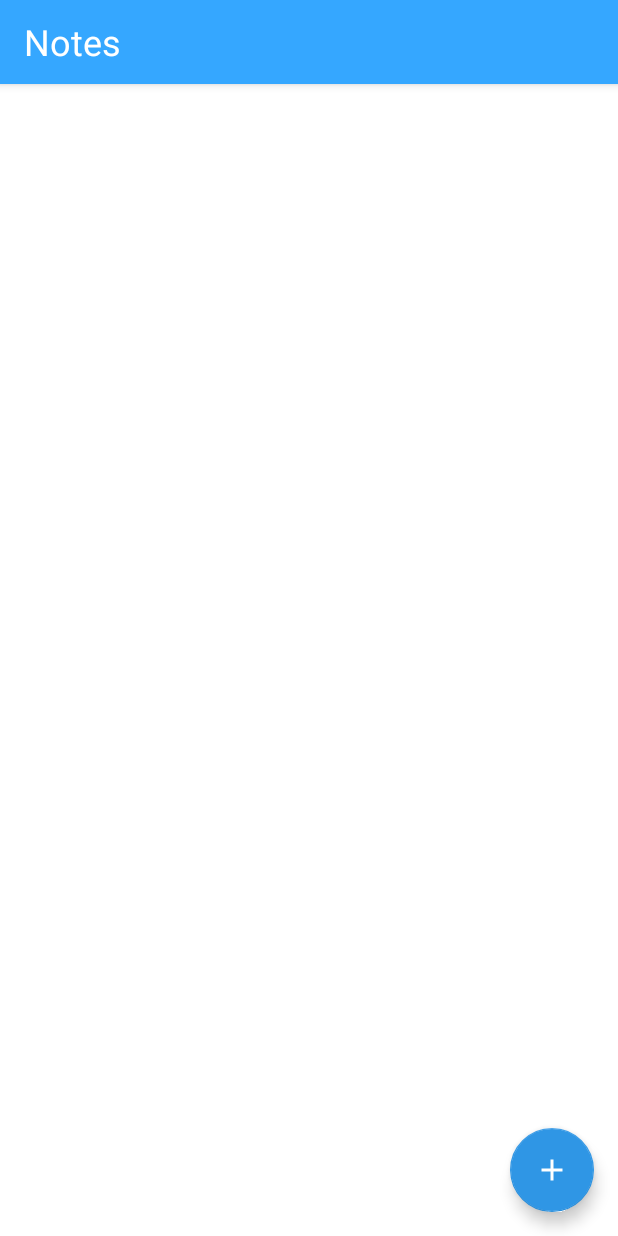
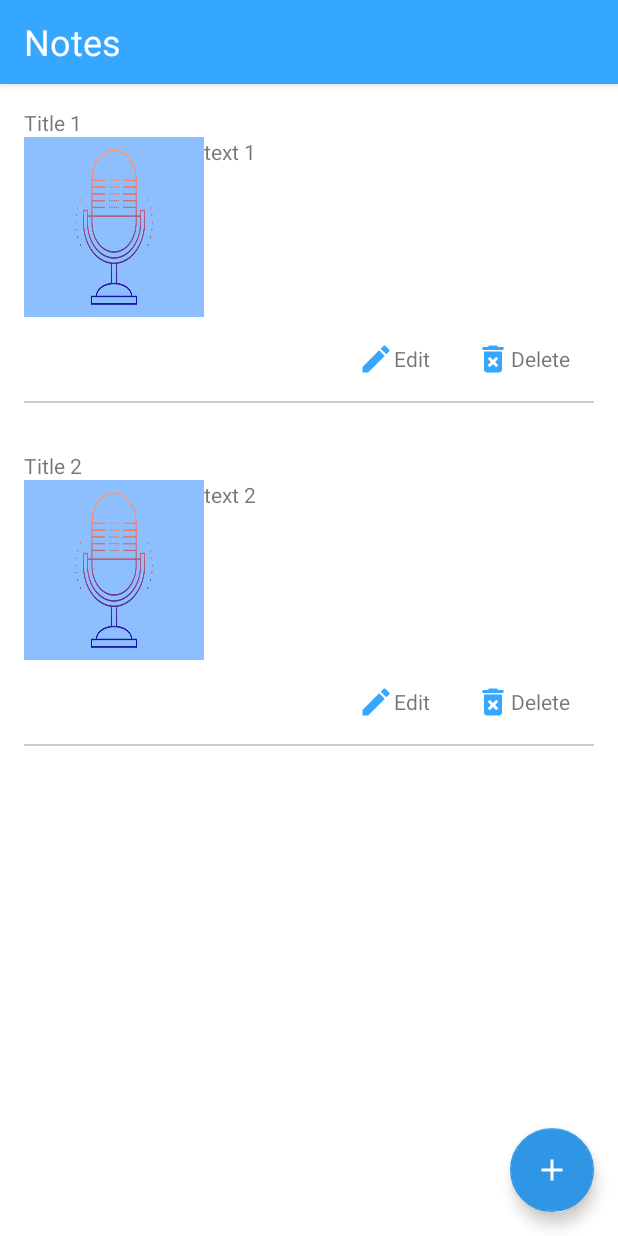
Before and after one commit to owuor91/mynotes, an Android app: the screen it shows after launch (MainActivity), on a phone screen of 412 x 824 dp. Run offline under Robolectric (Android 15) with nearby library versions, the phone set to English and light mode, and no system bars.

Commit message:
add recyclerview adapter

```diff
--- a/app/src/main/java/io/github/owuor91/notesapp/AddNoteActivity.java
+++ b/app/src/main/java/io/github/owuor91/notesapp/ui/AddNoteActivity.java
@@ -1,4 +1,4 @@
-package io.github.owuor91.notesapp;
+package io.github.owuor91.notesapp.ui;
 
 import android.content.Intent;
 import android.os.Bundle;
@@ -6,6 +6,7 @@ import android.support.v7.app.AppCompatActivity;
 import android.support.v7.widget.Toolbar;
 import android.view.View;
 import android.widget.TextView;
+import io.github.owuor91.notesapp.R;
 
 public class AddNoteActivity extends AppCompatActivity {
   TextView tvAddVoiceNote;
@@ -18,7 +19,7 @@ public class AddNoteActivity extends AppCompatActivity {
     getSupportActionBar().setDisplayHomeAsUpEnabled(true);
     getSupportActionBar().setDisplayShowTitleEnabled(false);
 
-    tvAddVoiceNote = (TextView) findViewById(R.id.tvAddVoiceNote);
+    tvAddVoiceNote = findViewById(R.id.tvAddVoiceNote);
     tvAddVoiceNote.setOnClickListener(new View.OnClickListener() {
       @Override public void onClick(View v) {
         startActivity(new Intent(getBaseContext(), RecordAudioActivity.class));
--- a/app/src/main/java/io/github/owuor91/notesapp/MainActivity.java
+++ b/app/src/main/java/io/github/owuor91/notesapp/ui/MainActivity.java
@@ -1,13 +1,20 @@
-package io.github.owuor91.notesapp;
+package io.github.owuor91.notesapp.ui;
 
 import android.content.Intent;
 import android.os.Bundle;
 import android.support.design.widget.FloatingActionButton;
 import android.support.v7.app.AppCompatActivity;
+import android.support.v7.widget.LinearLayoutManager;
+import android.support.v7.widget.RecyclerView;
 import android.support.v7.widget.Toolbar;
 import android.view.View;
+import io.github.owuor91.notesapp.R;
+import io.github.owuor91.notesapp.datamodels.Note;
+import java.util.ArrayList;
+import java.util.List;
 
 public class MainActivity extends AppCompatActivity {
+  RecyclerView rvNotes;
 
   @Override protected void onCreate(Bundle savedInstanceState) {
     super.onCreate(savedInstanceState);
@@ -15,6 +22,8 @@ public class MainActivity extends AppCompatActivity {
     Toolbar toolbar = findViewById(R.id.toolbar);
     setSupportActionBar(toolbar);
     getSupportActionBar().setDisplayShowTitleEnabled(false);
+
+    rvNotes = findViewById(R.id.notesrecyclerView);
 
     FloatingActionButton fab = findViewById(R.id.fab);
     fab.setOnClickListener(new View.OnClickListener() {
@@ -28,5 +37,26 @@ public class MainActivity extends AppCompatActivity {
         startActivity(new Intent(getBaseContext(), ViewNoteActivity.class));
       }
     });
+    setupRecyclerView();
+  }
+
+  private void setupRecyclerView() {
+    rvNotes.setLayoutManager(new LinearLayoutManager(getBaseContext()));
+    List<Note> noteList = new ArrayList<Note>();
+
+    Note note1 = Note.newBuilder()
+        .withTitle("Title 1")
+        .withText("text 1")
+        .withLongitude(2.437864)
+        .withLatitude(48.438268)
+        .build();
+
+    Note note2 =
+        Note.newBuilder().withTitle("Title 2").withText("text 2").withLongitude(3.473864).withLatitude(4.36472).build();
+    noteList.add(note1);
+    noteList.add(note2);
+
+    NotesAdapter notesAdapter = new NotesAdapter(getBaseContext(), noteList);
+    rvNotes.setAdapter(notesAdapter);
   }
 }
--- /dev/null
+++ b/app/src/main/java/io/github/owuor91/notesapp/ui/NotesAdapter.java
@@ -0,0 +1,59 @@
+package io.github.owuor91.notesapp.ui;
+
+import android.content.Context;
+import android.support.v7.widget.RecyclerView;
+import android.view.LayoutInflater;
+import android.view.View;
+import android.view.ViewGroup;
+import android.widget.ImageView;
+import android.widget.TextView;
+import io.github.owuor91.notesapp.R;
+import io.github.owuor91.notesapp.datamodels.Note;
+import java.util.List;
+
+/**
+ * Created by johnowuor on 13/04/2018.
+ */
+
+public class NotesAdapter extends RecyclerView.Adapter<NotesAdapter.ViewHolder> {
+  private Context context;
+  private List<Note> noteList;
+
+  public NotesAdapter(Context context, List<Note> noteList) {
+    this.context = context;
+    this.noteList = noteList;
+  }
+
+  @Override public NotesAdapter.ViewHolder onCreateViewHolder(ViewGroup parent, int viewType) {
+    View view = LayoutInflater.from(parent.getContext()).inflate(R.layout.note_list_item, parent, false);
+    ViewHolder viewHolder = new ViewHolder(view);
+    return viewHolder;
+  }
+
+  @Override public void onBindViewHolder(ViewHolder holder, int position) {
+    Note note = noteList.get(position);
+    holder.tvTitle.setText(note.getTitle());
+    holder.tvText.setText(note.getText());
+    if (note.getVoiceUrl() != null && !note.getVoiceUrl().isEmpty()) {
+      holder.ivImage.setImageResource(R.drawable.ic_play_circle_outline_blue_48dp);
+    }
+  }
+
+  @Override public int getItemCount() {
+    return noteList.size();
+  }
+
+  public static class ViewHolder extends RecyclerView.ViewHolder {
+    TextView tvTitle, tvText, tvEdit, tvDelete;
+    ImageView ivImage;
+
+    public ViewHolder(View view) {
+      super(view);
+      tvTitle = view.findViewById(R.id.tvNoteItemTitle);
+      tvText = view.findViewById(R.id.tvNoteItemText);
+      tvEdit = view.findViewById(R.id.tvNoteItemEdit);
+      tvDelete = view.findViewById(R.id.tvNoteItemDelete);
+      ivImage = view.findViewById(R.id.imgNoteItem);
+    }
+  }
+}
--- a/app/src/main/java/io/github/owuor91/notesapp/ViewNoteActivity.java
+++ b/app/src/main/java/io/github/owuor91/notesapp/ui/ViewNoteActivity.java
@@ -1,8 +1,9 @@
-package io.github.owuor91.notesapp;
+package io.github.owuor91.notesapp.ui;
 
 import android.os.Bundle;
 import android.support.v7.app.AppCompatActivity;
 import android.support.v7.widget.Toolbar;
+import io.github.owuor91.notesapp.R;
 
 public class ViewNoteActivity extends AppCompatActivity {
 
--- a/app/src/main/res/layout/activity_add_note.xml
+++ b/app/src/main/res/layout/activity_add_note.xml
@@ -6,7 +6,7 @@
     android:layout_width="match_parent"
     android:layout_height="match_parent"
     android:background="@android:color/white"
-    tools:context="io.github.owuor91.notesapp.AddNoteActivity"
+    tools:context="io.github.owuor91.notesapp.ui.AddNoteActivity"
     >
 
   <android.support.design.widget.AppBarLayout
--- a/app/src/main/res/layout/activity_main.xml
+++ b/app/src/main/res/layout/activity_main.xml
@@ -6,7 +6,7 @@
     android:layout_width="match_parent"
     android:layout_height="match_parent"
     android:background="@android:color/white"
-    tools:context="io.github.owuor91.notesapp.MainActivity"
+    tools:context="io.github.owuor91.notesapp.ui.MainActivity"
     >
 
   <android.support.design.widget.AppBarLayout
@@ -37,6 +37,7 @@
       android:id="@+id/notesrecyclerView"
       android:layout_width="match_parent"
       android:layout_height="wrap_content"
+      app:layout_behavior="@string/appbar_scrolling_view_behavior"
       />
 
   <android.support.design.widget.FloatingActionButton
--- a/app/src/main/res/layout/activity_view_note.xml
+++ b/app/src/main/res/layout/activity_view_note.xml
@@ -6,7 +6,7 @@
     android:layout_width="match_parent"
     android:layout_height="match_parent"
     android:background="@android:color/white"
-    tools:context="io.github.owuor91.notesapp.ViewNoteActivity"
+    tools:context="io.github.owuor91.notesapp.ui.ViewNoteActivity"
     >
 
   <android.support.design.widget.AppBarLayout
@@ -144,7 +144,7 @@
         />
 
     <TextView
-        android:id="@+id/tvEdit"
+        android:id="@+id/tvNoteItemEdit"
         android:layout_width="wrap_content"
         android:layout_height="wrap_content"
         android:layout_marginRight="@dimen/marginLG"
@@ -154,7 +154,7 @@
         />
 
     <TextView
-        android:id="@+id/tvDelete"
+        android:id="@+id/tvNoteItemDelete"
         android:layout_width="wrap_content"
         android:layout_height="wrap_content"
         android:drawableLeft="@drawable/ic_delete_forever_blue_24dp"
--- /dev/null
+++ b/app/src/main/res/layout/note_list_item.xml
@@ -0,0 +1,72 @@
+<?xml version="1.0" encoding="utf-8"?>
+<LinearLayout xmlns:android="http://schemas.android.com/apk/res/android"
+    android:layout_width="match_parent"
+    android:layout_height="wrap_content"
+    android:orientation="vertical"
+    android:padding="@dimen/defaultMargin"
+    >
+  <TextView
+      android:id="@+id/tvNoteItemTitle"
+      android:layout_width="wrap_content"
+      android:layout_height="wrap_content"
+      />
+  <LinearLayout
+      android:layout_width="match_parent"
+      android:layout_height="wrap_content"
+      android:gravity="top"
+      android:orientation="horizontal"
+      >
+    <ImageView
+        android:id="@+id/imgNoteItem"
+        android:layout_width="120dp"
+        android:layout_height="120dp"
+        android:scaleType="fitXY"
+        android:src="@drawable/stoprecording"
+        />
+    <TextView
+        android:id="@+id/tvNoteItemText"
+        android:layout_width="wrap_content"
+        android:layout_height="wrap_content"
+        />
+  </LinearLayout>
+
+  <LinearLayout
+      android:layout_width="match_parent"
+      android:layout_height="wrap_content"
+      android:gravity="bottom"
+      android:orientation="horizontal"
+      android:padding="@dimen/defaultMargin"
+      >
+    <View
+        android:layout_width="wrap_content"
+        android:layout_height="wrap_content"
+        android:layout_weight="1"
+        />
+
+    <TextView
+        android:id="@+id/tvNoteItemEdit"
+        android:layout_width="wrap_content"
+        android:layout_height="wrap_content"
+        android:layout_marginRight="@dimen/marginLG"
+        android:drawableLeft="@drawable/ic_mode_edit_blue_24dp"
+        android:gravity="center_vertical"
+        android:text="@string/edit"
+        />
+
+    <TextView
+        android:id="@+id/tvNoteItemDelete"
+        android:layout_width="wrap_content"
+        android:layout_height="wrap_content"
+        android:drawableLeft="@drawable/ic_delete_forever_blue_24dp"
+        android:gravity="center_vertical"
+        android:text="@string/delete"
+        />
+
+  </LinearLayout>
+
+  <View
+      android:layout_width="match_parent"
+      android:layout_height="1dp"
+      android:background="#ccc"
+      />
+</LinearLayout>
--- a/app/src/main/res/menu/menu_main.xml
+++ b/app/src/main/res/menu/menu_main.xml
@@ -1,7 +1,7 @@
 <menu xmlns:android="http://schemas.android.com/apk/res/android"
     xmlns:app="http://schemas.android.com/apk/res-auto"
     xmlns:tools="http://schemas.android.com/tools"
-    tools:context="io.github.owuor91.notesapp.MainActivity">
+    tools:context="io.github.owuor91.notesapp.ui.MainActivity">
   <item
       android:id="@+id/action_settings"
       android:orderInCategory="100"
```
Also changed, not shown: app/src/main/AndroidManifest.xml (+10 -10 lines), app/src/main/java/io/github/owuor91/notesapp/ui/RecordAudioActivity.java (renamed from app/src/main/java/io/github/owuor91/notesapp/RecordAudioActivity.java, +7 -9 lines), app/src/main/res/layout/activity_record_audio.xml (+7 -7 lines).
